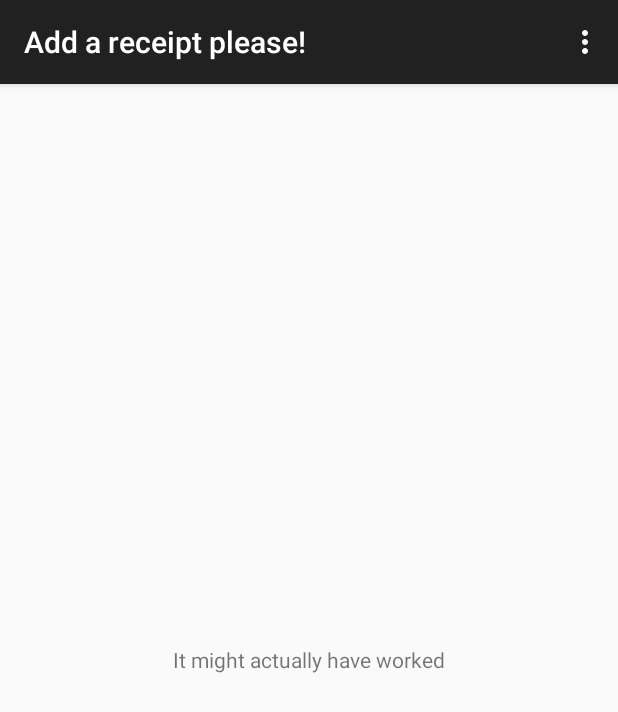
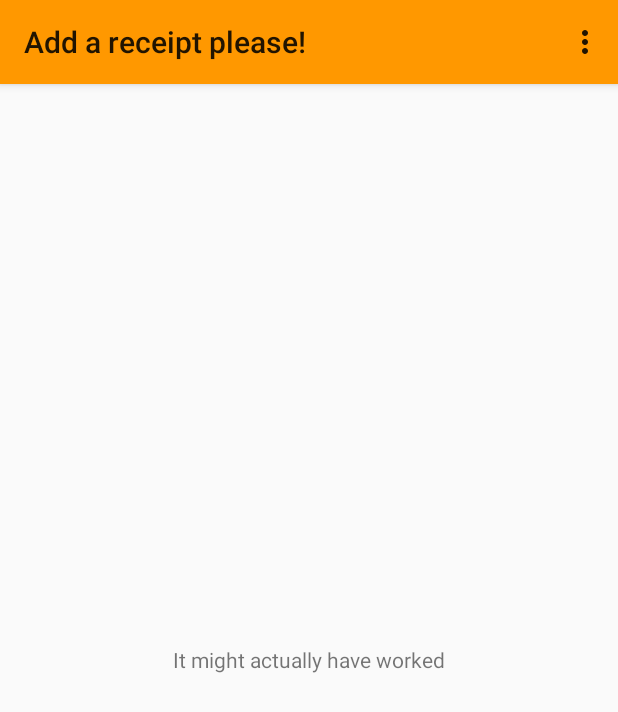
Before and after one commit to Atom058/accute, an Android app: the AddReceipt screen opened directly, with no data from a screen before it, on a phone screen of 412 x 824 dp. Shown: the top 712 px of the screen. Run offline under Robolectric (Android 15) with nearby library versions, the phone set to English and light mode, and no system bars.

Commit message:
Added the material design elements

```diff
--- /dev/null
+++ b/app/src/main/res/values/colours.xml
@@ -0,0 +1,8 @@
+<?xml version="1.0" encoding="utf-8"?>
+<resources>
+
+    <color name="primary">#FF9800</color>
+    <color name="primary_dark">#BF360C</color>
+    <color name="accent">#3F51B5</color>
+
+</resources>
--- a/app/src/main/res/values/styles.xml
+++ b/app/src/main/res/values/styles.xml
@@ -1,8 +1,12 @@
+<?xml version="1.0" encoding="utf-8"?>
 <resources>
 
-    <!-- Base application theme. -->
-    <style name="AppTheme" parent="Theme.AppCompat.Light.DarkActionBar">
-        <!-- Customize your theme here. -->
+    <style name="AppTheme" parent="Theme.AppCompat.Light">
+
+        <item name="colorPrimary">@color/primary</item>
+        <item name="colorPrimaryDark">@color/primary_dark</item>
+        <item name="colorAccent">@color/accent</item>
+
     </style>
 
 </resources>
```
